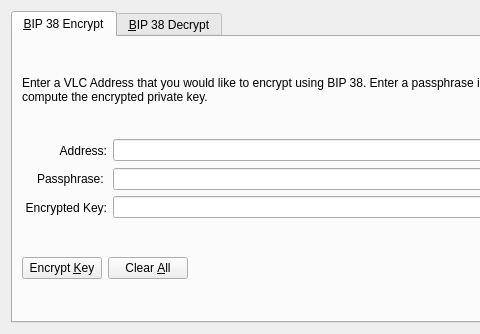
This is src/qt/forms/bip38tooldialog.ui in belechedev/BG-GoldMetalCoin as Qt 5 draws it before an edit; both pictures show x 0 to 480 and y 0 to 334 of the 700 by 334 pixel window. The edited form follows.
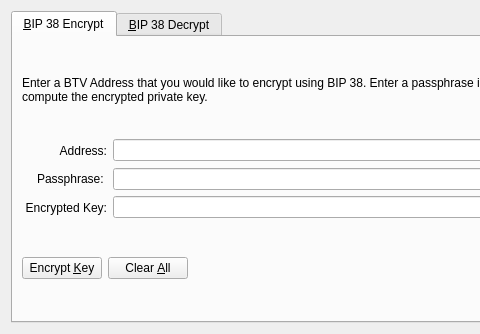
This is the edited form. The open tabs and pages were chosen to show the change. Icons and pictures are not drawn. Custom widgets are drawn as their Qt base class.

```diff
--- a/src/qt/forms/bip38tooldialog.ui
+++ b/src/qt/forms/bip38tooldialog.ui
@@ -30,7 +30,7 @@
        <item>
         <widget class="QLabel" name="infoLabel_ENC">
          <property name="text">
-          <string>Enter a VLC Address that you would like to encrypt using BIP 38. Enter a passphrase in the middle box. Press encrypt to compute the encrypted private key.</string>
+          <string>Enter a BTV Address that you would like to encrypt using BIP 38. Enter a passphrase in the middle box. Press encrypt to compute the encrypted private key.</string>
          </property>
          <property name="textFormat">
           <enum>Qt::PlainText</enum>
```
Left out of the diff: 22 changed lines with no effect on the pictures.
